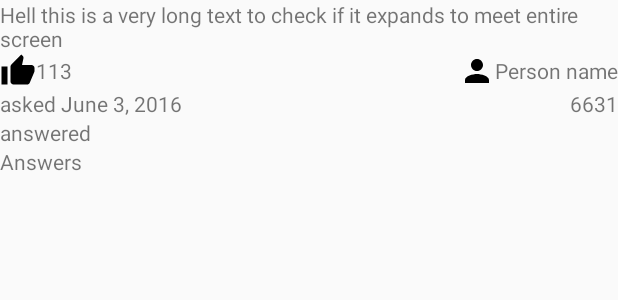
After one commit to tsherdiwala/Capstone-Project, an Android app: the layout fragment_detail.xml on its own in the app's theme, with its tools: preview values and no code run, on a phone screen of 412 x 824 dp. The commit adds this screen. Shown: the top 300 px of the screen. Run offline under Robolectric (Android 15) with nearby library versions, the phone set to English and light mode, and no system bars.

Commit message:
start implementation of detailed screen

```diff
--- /dev/null
+++ b/app/src/main/java/com/knoxpo/stackyandroid/activities/DetailActivity.java
@@ -0,0 +1,16 @@
+package com.knoxpo.stackyandroid.activities;
+
+import android.support.v4.app.Fragment;
+
+import com.knoxpo.stackyandroid.fragments.DetailFragment;
+
+/**
+ * Created by khushboo on 22/1/17.
+ */
+
+public class DetailActivity extends ToolbarActivity {
+    @Override
+    protected Fragment getFragment() {
+        return new DetailFragment();
+    }
+}
--- /dev/null
+++ b/app/src/main/java/com/knoxpo/stackyandroid/fragments/DetailFragment.java
@@ -0,0 +1,72 @@
+package com.knoxpo.stackyandroid.fragments;
+
+import android.database.Cursor;
+import android.net.Uri;
+import android.os.Bundle;
+import android.support.annotation.Nullable;
+import android.support.v4.app.Fragment;
+import android.support.v7.widget.RecyclerView;
+import android.view.LayoutInflater;
+import android.view.View;
+import android.view.ViewGroup;
+import android.widget.TextView;
+
+import com.knoxpo.stackyandroid.R;
+
+/**
+ * Created by khushboo on 22/1/17.
+ */
+public class DetailFragment extends DataUriListFragment<DetailFragment.AnswerVH> {
+
+    private TextView
+            mTitleTV,
+            mScoreTV,
+            mDisplayNameTV,
+            mCreationDateTV,
+            mReputationTV,
+            mAnsweredTV;
+
+
+    @Nullable
+    @Override
+    public View onCreateView(LayoutInflater inflater, @Nullable ViewGroup container, @Nullable Bundle savedInstanceState) {
+        View v = super.onCreateView(inflater, container, savedInstanceState);
+        return v;
+    }
+
+    private void init(View v) {
+
+    }
+
+    @Override
+    protected int getLayoutId() {
+        return R.layout.fragment_detail;
+    }
+
+    @Override
+    public Uri getUri() {
+        return null;
+    }
+
+    @Override
+    public void onBindView(AnswerVH holder, Cursor cursor) {
+
+    }
+
+    @Override
+    public int getItemLayoutId() {
+        return 0;
+    }
+
+    @Override
+    public AnswerVH onCreateViewHolder(View v) {
+        return null;
+    }
+
+    public class AnswerVH extends RecyclerView.ViewHolder {
+
+        public AnswerVH(View itemView) {
+            super(itemView);
+        }
+    }
+}
--- a/app/src/main/java/com/knoxpo/stackyandroid/fragments/MainFragment.java
+++ b/app/src/main/java/com/knoxpo/stackyandroid/fragments/MainFragment.java
@@ -334,7 +334,7 @@ public class MainFragment extends DataUriListFragment<MainFragment.QuestionVH>
         }
     }
 
-    public class QuestionVH extends RecyclerView.ViewHolder {
+    public class QuestionVH extends RecyclerView.ViewHolder implements View.OnClickListener{
 
         private TextView
                 mTitleTV,
@@ -344,6 +344,7 @@ public class MainFragment extends DataUriListFragment<MainFragment.QuestionVH>
 
         public QuestionVH(View itemView) {
             super(itemView);
+
             mTitleTV = (TextView) itemView.findViewById(R.id.tv_title);
             mAnswersTV = (TextView) itemView.findViewById(R.id.tv_answers);
             mVotesTV = (TextView) itemView.findViewById(R.id.tv_votes);
@@ -351,6 +352,9 @@ public class MainFragment extends DataUriListFragment<MainFragment.QuestionVH>
         }
 
         public void bindQuestion(Cursor cursor) {
+
+            itemView.setOnClickListener(this);
+            itemView.setTag(cursor.getLong(INDEX_ID));
 
             mTitleTV.setText(
                     cursor.getString(INDEX_TITLE)
@@ -384,5 +388,11 @@ public class MainFragment extends DataUriListFragment<MainFragment.QuestionVH>
             );
 
         }
+
+        @Override
+        public void onClick(View v) {
+            Intent intent = new Intent();
+
+        }
     }
 }
--- /dev/null
+++ b/app/src/main/res/drawable/ic_profile_placeholder.xml
@@ -0,0 +1,9 @@
+<vector xmlns:android="http://schemas.android.com/apk/res/android"
+        android:width="24dp"
+        android:height="24dp"
+        android:viewportWidth="24.0"
+        android:viewportHeight="24.0">
+    <path
+        android:fillColor="#FF000000"
+        android:pathData="M12,12c2.21,0 4,-1.79 4,-4s-1.79,-4 -4,-4 -4,1.79 -4,4 1.79,4 4,4zM12,14c-2.67,0 -8,1.34 -8,4v2h16v-2c0,-2.66 -5.33,-4 -8,-4z"/>
+</vector>
--- /dev/null
+++ b/app/src/main/res/drawable/ic_thumb_up_black_24dp.xml
@@ -0,0 +1,9 @@
+<vector xmlns:android="http://schemas.android.com/apk/res/android"
+        android:width="24dp"
+        android:height="24dp"
+        android:viewportWidth="24.0"
+        android:viewportHeight="24.0">
+    <path
+        android:fillColor="#FF000000"
+        android:pathData="M1,21h4L5,9L1,9v12zM23,10c0,-1.1 -0.9,-2 -2,-2h-6.31l0.95,-4.57 0.03,-0.32c0,-0.41 -0.17,-0.79 -0.44,-1.06L14.17,1 7.59,7.59C7.22,7.95 7,8.45 7,9v10c0,1.1 0.9,2 2,2h9c0.83,0 1.54,-0.5 1.84,-1.22l3.02,-7.05c0.09,-0.23 0.14,-0.47 0.14,-0.73v-1.91l-0.01,-0.01L23,10z"/>
+</vector>
--- /dev/null
+++ b/app/src/main/res/layout/fragment_detail.xml
@@ -0,0 +1,83 @@
+<?xml version="1.0" encoding="utf-8"?>
+<android.support.v7.widget.GridLayout
+    xmlns:android="http://schemas.android.com/apk/res/android"
+    xmlns:app="http://schemas.android.com/apk/res-auto"
+    xmlns:tools="http://schemas.android.com/tools"
+    android:layout_width="match_parent"
+    android:layout_height="match_parent"
+    app:columnCount="3"
+    app:orientation="horizontal">
+
+    <TextView
+        android:id="@+id/tv_title"
+        android:layout_width="wrap_content"
+        android:layout_height="wrap_content"
+        app:layout_columnSpan="3"
+        tools:text="Hell this is a very long text to check if it expands to meet entire screen"
+        />
+
+    <TextView
+        android:id="@+id/tv_score"
+        android:layout_width="wrap_content"
+        android:layout_height="wrap_content"
+        android:drawableLeft="@drawable/ic_thumb_up_black_24dp"
+        android:drawableStart="@drawable/ic_thumb_up_black_24dp"
+        android:gravity="center|start"
+        app:layout_columnWeight="1"
+        tools:text="113"
+        />
+
+    <ImageView
+        android:id="@+id/iv_profile"
+        android:layout_width="wrap_content"
+        android:layout_height="wrap_content"
+        android:src="@drawable/ic_profile_placeholder"
+        app:layout_rowSpan="2"
+        />
+
+    <TextView
+        android:id="@+id/tv_display_name"
+        android:layout_width="wrap_content"
+        android:layout_height="wrap_content"
+        tools:text="Person name"
+        />
+
+    <TextView
+        android:id="@+id/tv_creation_date"
+        android:layout_width="wrap_content"
+        android:layout_height="wrap_content"
+        app:layout_columnWeight="1"
+        tools:text="asked June 3, 2016"
+        />
+
+    <TextView
+        android:id="@+id/tv_reputation"
+        android:layout_width="wrap_content"
+        android:layout_height="wrap_content"
+        app:layout_gravity="end"
+        tools:text="6631"
+        />
+
+    <TextView
+        android:id="@+id/tv_answered"
+        android:layout_width="wrap_content"
+        android:layout_height="wrap_content"
+        app:layout_columnSpan="3"
+        tools:text="answered"
+        />
+
+    <TextView
+        android:layout_width="match_parent"
+        android:layout_height="wrap_content"
+        app:layout_columnSpan="3"
+        tools:text="Answers"
+        />
+
+    <include
+        layout="@layout/fragment_data_uri_list"
+        android:layout_width="match_parent"
+        android:layout_height="wrap_content"
+        app:layout_columnSpan="3"
+        app:layout_rowWeight="1"
+        />
+</android.support.v7.widget.GridLayout>
```
